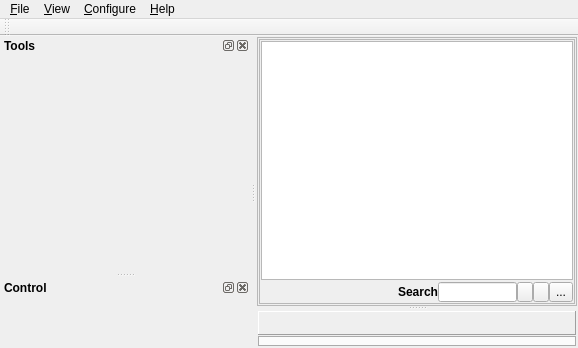
This is vTrazer/mainwindow.ui in joescott/vTracer as Qt 5 draws it before an edit. The edited form follows.
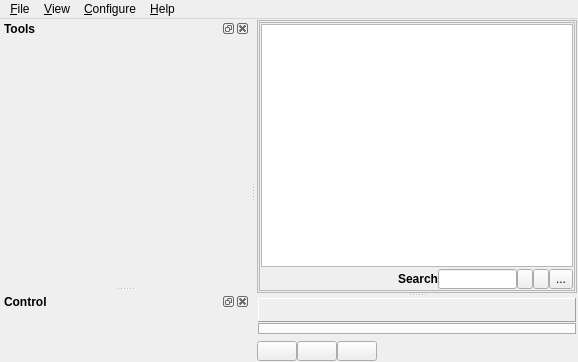
This is the edited form. Icons and pictures are not drawn.

```diff
--- a/vTrazer/mainwindow.ui
+++ b/vTrazer/mainwindow.ui
@@ -7,7 +7,7 @@
     <x>0</x>
     <y>0</y>
     <width>578</width>
-    <height>348</height>
+    <height>362</height>
    </rect>
   </property>
   <property name="windowTitle">
@@ -103,7 +103,7 @@
              <x>0</x>
              <y>0</y>
              <width>319</width>
-             <height>262</height>
+             <height>266</height>
             </rect>
            </property>
            <layout class="QVBoxLayout" name="verticalLayout_2">
@@ -402,6 +402,12 @@
         </item>
         <item>
          <widget class="QTabWidget" name="ResultTabWidget">
+          <property name="maximumSize">
+           <size>
+            <width>16777215</width>
+            <height>16777215</height>
+           </size>
+          </property>
           <property name="font">
            <font>
             <pointsize>10</pointsize>
@@ -430,12 +436,151 @@
           <property name="movable">
            <bool>true</bool>
           </property>
+          <property name="tabBarAutoHide">
+           <bool>false</bool>
+          </property>
          </widget>
         </item>
        </layout>
       </widget>
      </widget>
     </item>
+    <item row="1" column="0">
+     <widget class="QWidget" name="widget" native="true">
+      <property name="enabled">
+       <bool>true</bool>
+      </property>
+      <property name="maximumSize">
+       <size>
+        <width>16777215</width>
+        <height>20</height>
+       </size>
+      </property>
+      <layout class="QHBoxLayout" name="horizontalLayout_4">
+       <property name="spacing">
+        <number>0</number>
+       </property>
+       <property name="leftMargin">
+        <number>0</number>
+       </property>
+       <property name="topMargin">
+        <number>0</number>
+       </property>
+       <property name="rightMargin">
+        <number>0</number>
+       </property>
+       <property name="bottomMargin">
+        <number>0</number>
+       </property>
+       <item>
+        <widget class="QPushButton" name="outputQuickButton">
+         <property name="whatsThis">
+          <string>Output View</string>
+         </property>
+         <property name="text">
+          <string/>
+         </property>
+         <property name="icon">
+          <iconset resource="vTrazer.qrc">
+           <normaloff>:/img/run</normaloff>:/img/run</iconset>
+         </property>
+         <property name="iconSize">
+          <size>
+           <width>16</width>
+           <height>16</height>
+          </size>
+         </property>
+         <property name="checkable">
+          <bool>true</bool>
+         </property>
+         <property name="checked">
+          <bool>false</bool>
+         </property>
+         <property name="autoRepeat">
+          <bool>false</bool>
+         </property>
+         <property name="flat">
+          <bool>false</bool>
+         </property>
+        </widget>
+       </item>
+       <item>
+        <widget class="QPushButton" name="graphQuickButton">
+         <property name="whatsThis">
+          <string>Graphic View</string>
+         </property>
+         <property name="text">
+          <string/>
+         </property>
+         <property name="icon">
+          <iconset resource="vTrazer.qrc">
+           <normaloff>:/img/results</normaloff>:/img/results</iconset>
+         </property>
+         <property name="iconSize">
+          <size>
+           <width>16</width>
+           <height>16</height>
+          </size>
+         </property>
+         <property name="checkable">
+          <bool>true</bool>
+         </property>
+         <property name="checked">
+          <bool>false</bool>
+         </property>
+         <property name="autoRepeat">
+          <bool>false</bool>
+         </property>
+         <property name="flat">
+          <bool>false</bool>
+         </property>
+        </widget>
+       </item>
+       <item>
+        <widget class="QPushButton" name="watchQuickButton">
+         <property name="whatsThis">
+          <string>Watch View</string>
+         </property>
+         <property name="text">
+          <string/>
+         </property>
+         <property name="icon">
+          <iconset resource="vTrazer.qrc">
+           <normaloff>:/img/watch</normaloff>:/img/watch</iconset>
+         </property>
+         <property name="iconSize">
+          <size>
+           <width>16</width>
+           <height>16</height>
+          </size>
+         </property>
+         <property name="checkable">
+          <bool>true</bool>
+         </property>
+         <property name="autoRepeat">
+          <bool>false</bool>
+         </property>
+         <property name="flat">
+          <bool>false</bool>
+         </property>
+        </widget>
+       </item>
+       <item>
+        <spacer name="horizontalSpacer_2">
+         <property name="orientation">
+          <enum>Qt::Horizontal</enum>
+         </property>
+         <property name="sizeHint" stdset="0">
+          <size>
+           <width>238</width>
+           <height>17</height>
+          </size>
+         </property>
+        </spacer>
+       </item>
+      </layout>
+     </widget>
+    </item>
    </layout>
   </widget>
   <widget class="QMenuBar" name="menuBar">
@@ -496,14 +641,6 @@
    <addaction name="menuConfigure"/>
    <addaction name="menuHelp"/>
   </widget>
-  <widget class="QToolBar" name="mainToolBar">
-   <attribute name="toolBarArea">
-    <enum>TopToolBarArea</enum>
-   </attribute>
-   <attribute name="toolBarBreak">
-    <bool>false</bool>
-   </attribute>
-  </widget>
   <widget class="QDockWidget" name="ToolsDockWidget">
    <property name="minimumSize">
     <size>
```
Left out of the diff: 2 changed lines with no effect on the pictures.
